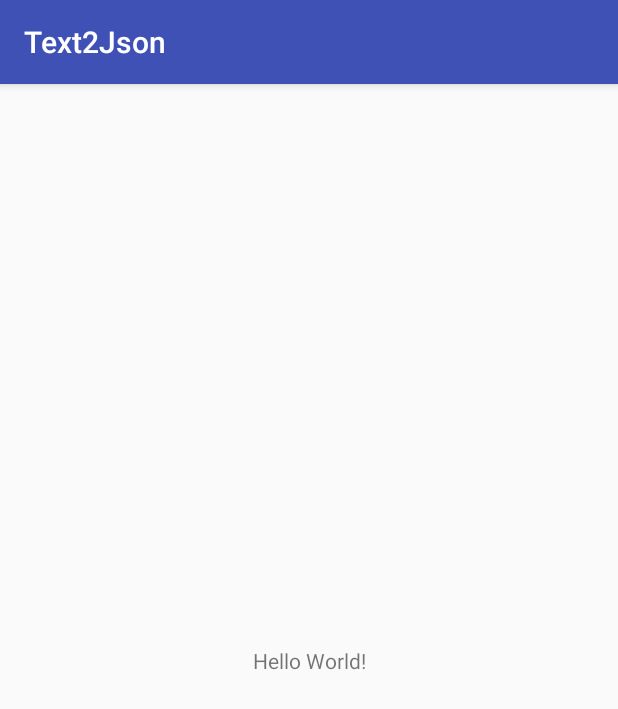
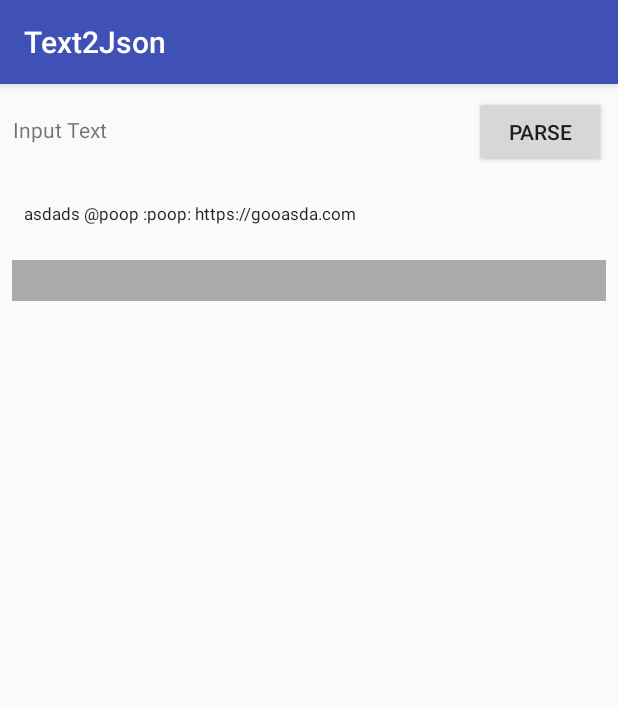
Before and after one commit to tatocaster/Text2Json, an Android app: the screen it shows after launch (MainActivity), on a phone screen of 412 x 824 dp. Shown: the top 709 px of the screen. Run offline under Robolectric (Android 15) with nearby library versions, the phone set to English and light mode, and no system bars.

Commit message:
parsing in presenter, WIP 1

```diff
--- a/app/build.gradle
+++ b/app/build.gradle
@@ -32,7 +32,6 @@ dependencies {
     implementation fileTree(dir: 'libs', include: ['*.jar'])
     implementation "org.jetbrains.kotlin:kotlin-stdlib-jre7:$kotlin_version"
     implementation 'com.android.support:appcompat-v7:26.1.0'
-    implementation 'com.android.support.constraint:constraint-layout:1.0.2'
     implementation 'com.android.support:design:26.1.0'
 
     // 3rd part libs
--- /dev/null
+++ b/app/src/main/java/me/tatocaster/text2json/entity/ParsedResponse.kt
@@ -0,0 +1,8 @@
+package me.tatocaster.text2json.entity
+
+/**
+ * Created by tatocaster on 12/1/17.
+ */
+data class ParsedResponse(val emojis: MutableList<MetaItem> = mutableListOf(),
+                          val links: MutableList<Url> = mutableListOf(),
+                          val mentions: MutableList<MetaItem> = mutableListOf())
--- a/app/src/main/java/me/tatocaster/text2json/features/main/MainActivity.kt
+++ b/app/src/main/java/me/tatocaster/text2json/features/main/MainActivity.kt
@@ -11,6 +11,11 @@ class MainActivity : AppCompatActivity(), MainContract.View {
     override fun onCreate(savedInstanceState: Bundle?) {
         super.onCreate(savedInstanceState)
         setContentView(R.layout.activity_main)
+        val mainPresenter = MainPresenter()
+
+        action_parse.setOnClickListener({
+            main_result.text = mainPresenter.parseText(main_input.text.toString())
+        })
     }
 
 
--- a/app/src/main/java/me/tatocaster/text2json/features/main/MainContract.kt
+++ b/app/src/main/java/me/tatocaster/text2json/features/main/MainContract.kt
@@ -9,7 +9,7 @@ class MainContract {
     }
 
     interface Presenter {
-        fun onCreate()
+        fun parseText(input: String): String
 
         fun onDestroy()
     }
--- a/app/src/main/java/me/tatocaster/text2json/features/main/MainPresenter.kt
+++ b/app/src/main/java/me/tatocaster/text2json/features/main/MainPresenter.kt
@@ -1,14 +1,26 @@
 package me.tatocaster.text2json.features.main
+
+import com.google.gson.GsonBuilder
+import me.tatocaster.text2json.entity.ParsedResponse
+import me.tatocaster.text2json.utils.parseEmojis
+import me.tatocaster.text2json.utils.parseLinks
+import me.tatocaster.text2json.utils.parseMentions
+
 
 /**
  * Created by tatocaster on 12/1/17.
  */
 class MainPresenter : MainContract.Presenter {
-    override fun onCreate() {
+    override fun onDestroy() {
 
     }
 
-    override fun onDestroy() {
-
+    override fun parseText(input: String): String {
+        val links = input.parseLinks()
+        val mentions = input.parseMentions()
+        val emojis = input.parseEmojis()
+        val parsedResponse = ParsedResponse(emojis, links, mentions)
+        val gson = GsonBuilder().setPrettyPrinting().create()
+        return gson.toJson(parsedResponse)
     }
 }
--- a/app/src/main/res/layout/activity_main.xml
+++ b/app/src/main/res/layout/activity_main.xml
@@ -1,19 +1,52 @@
 <?xml version="1.0" encoding="utf-8"?>
-<android.support.constraint.ConstraintLayout xmlns:android="http://schemas.android.com/apk/res/android"
+<LinearLayout xmlns:android="http://schemas.android.com/apk/res/android"
     xmlns:app="http://schemas.android.com/apk/res-auto"
     xmlns:tools="http://schemas.android.com/tools"
     android:id="@+id/main_wrapper"
     android:layout_width="match_parent"
     android:layout_height="match_parent"
+    android:orientation="vertical"
+    android:padding="8dp"
     tools:context="me.tatocaster.text2json.features.main.MainActivity">
 
+    <RelativeLayout
+        android:layout_width="match_parent"
+        android:layout_height="wrap_content">
+
+        <TextView
+            android:layout_width="wrap_content"
+            android:layout_height="45dp"
+            android:layout_alignParentLeft="true"
+            android:layout_alignParentStart="true"
+            android:gravity="center"
+            android:text="Input Text" />
+
+        <Button
+            android:id="@+id/action_parse"
+            android:layout_width="wrap_content"
+            android:layout_height="wrap_content"
+            android:layout_alignParentEnd="true"
+            android:layout_alignParentRight="true"
+            android:gravity="center"
+            android:text="Parse" />
+    </RelativeLayout>
+
+    <EditText
+        android:layout_width="match_parent"
+        android:layout_height="45dp"
+        android:layout_marginTop="8dp"
+        android:background="@android:color/transparent"
+        android:hint="Text"
+        android:id="@+id/main_input"
+        android:padding="8dp"
+        android:text="asdads @poop :poop: https://gooasda.com"
+        android:textSize="11sp" />
+
     <TextView
-        android:layout_width="wrap_content"
+        android:id="@+id/main_result"
+        android:layout_width="match_parent"
         android:layout_height="wrap_content"
-        android:text="Hello World!"
-        app:layout_constraintBottom_toBottomOf="parent"
-        app:layout_constraintLeft_toLeftOf="parent"
-        app:layout_constraintRight_toRightOf="parent"
-        app:layout_constraintTop_toTopOf="parent" />
-
-</android.support.constraint.ConstraintLayout>
+        android:layout_marginTop="8dp"
+        android:background="@android:color/darker_gray"
+        android:padding="4dp" />
+</LinearLayout>
```
